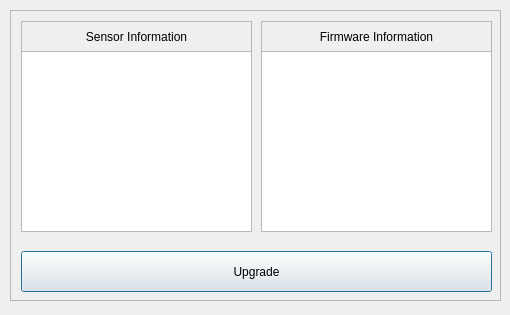
This is T3kUpgrade/dialog.ui in habilience/habilience-t3ksensor-tools as Qt 5 draws it before an edit. The edited form follows.
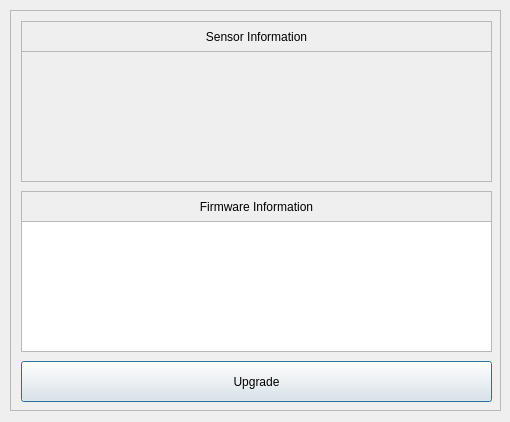
This is the edited form. The open tabs and pages were chosen to show the change. Icons and pictures are not drawn. Custom widgets are drawn as their Qt base class.

The edit to the form file:
```diff
--- a/T3kUpgrade/dialog.ui
+++ b/T3kUpgrade/dialog.ui
@@ -7,7 +7,7 @@
     <x>0</x>
     <y>0</y>
     <width>510</width>
-    <height>315</height>
+    <height>422</height>
    </rect>
   </property>
   <property name="sizePolicy">
@@ -35,7 +35,7 @@
      <x>10</x>
      <y>10</y>
      <width>491</width>
-     <height>291</height>
+     <height>401</height>
     </rect>
    </property>
    <property name="frameShape">
@@ -51,9 +51,9 @@
     <widget class="QLabel" name="labelFirmwareInformation">
      <property name="geometry">
       <rect>
-       <x>250</x>
-       <y>10</y>
-       <width>231</width>
+       <x>10</x>
+       <y>180</y>
+       <width>471</width>
        <height>31</height>
       </rect>
      </property>
@@ -72,14 +72,14 @@
     </widget>
     <widget class="QTextEdit" name="textEditSensorInformation">
      <property name="enabled">
-      <bool>true</bool>
+      <bool>false</bool>
      </property>
      <property name="geometry">
       <rect>
        <x>10</x>
        <y>40</y>
-       <width>231</width>
-       <height>181</height>
+       <width>471</width>
+       <height>131</height>
       </rect>
      </property>
      <property name="horizontalScrollBarPolicy">
@@ -96,7 +96,7 @@
      <property name="geometry">
       <rect>
        <x>10</x>
-       <y>240</y>
+       <y>350</y>
        <width>471</width>
        <height>41</height>
       </rect>
@@ -111,10 +111,10 @@
      </property>
      <property name="geometry">
       <rect>
-       <x>250</x>
-       <y>40</y>
-       <width>231</width>
-       <height>181</height>
+       <x>10</x>
+       <y>210</y>
+       <width>471</width>
+       <height>131</height>
       </rect>
      </property>
      <property name="horizontalScrollBarPolicy">
@@ -132,7 +132,7 @@
       <rect>
        <x>10</x>
        <y>10</y>
-       <width>231</width>
+       <width>471</width>
        <height>31</height>
       </rect>
      </property>
```
Left out of the diff: 10 changed lines with no effect on the pictures.
